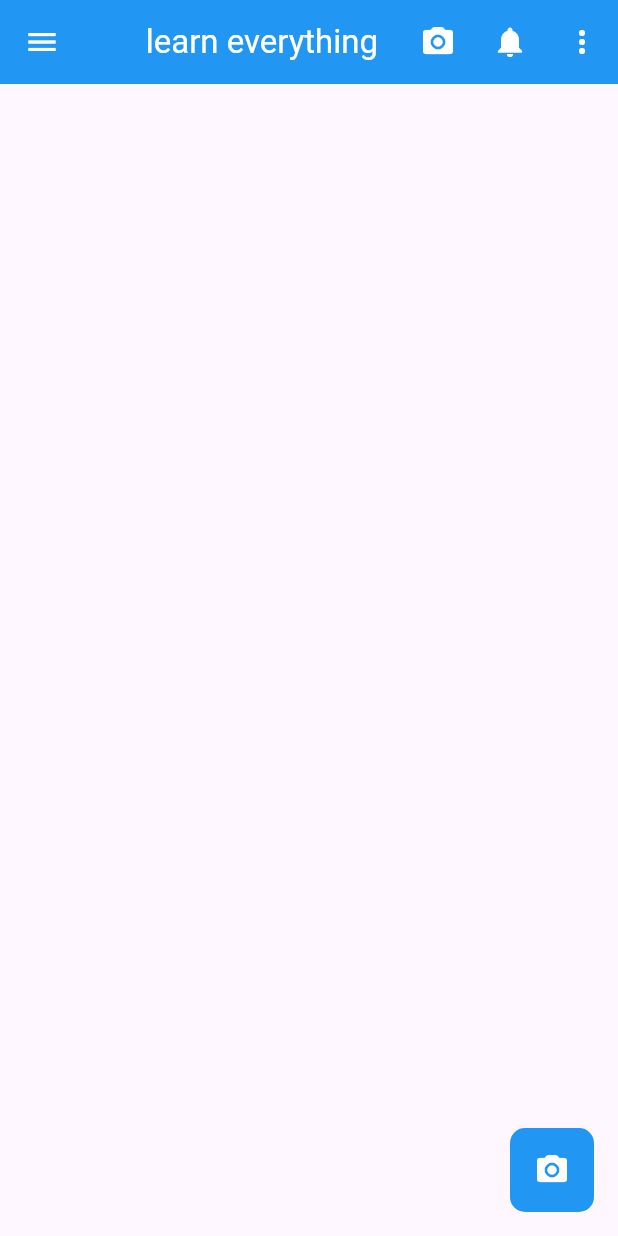
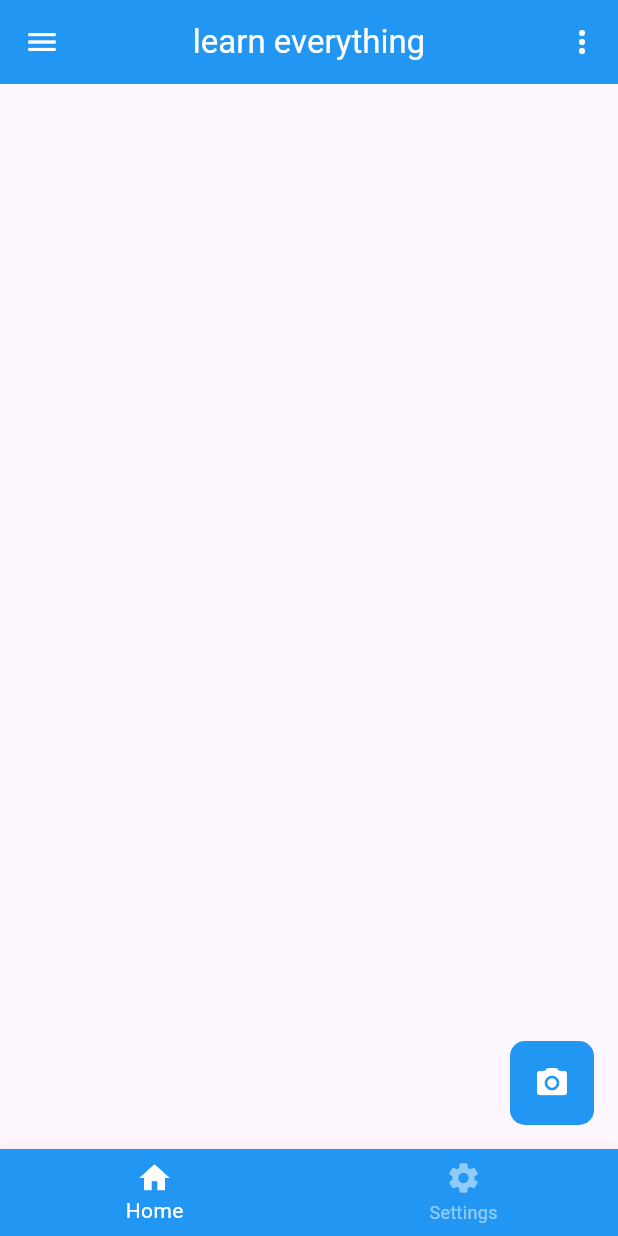
Before and after one commit to rifathosenofficial2023/flutter_explore, a Flutter app: the screen it shows after launch, after a tap on the "camera alt" icon, on a phone screen of 412 x 824 dp. Run offline on Flutter 3.47's test engine with Material 3 defaults, Android fonts, the phone set to English and light mode, and no system bars.

Commit message:
bottomNavigationbar widgets add

```diff
--- a/lib/views/login_screen.dart
+++ b/lib/views/login_screen.dart
@@ -20,8 +20,6 @@ class _LoginScreenState extends State<LoginScreen> {
         title: const Text("learn everything"),
         centerTitle: true,
         actions: [
-          IconButton(onPressed: (){}, icon: Icon(Icons.camera_alt_rounded)),
-          IconButton(onPressed: (){}, icon: Icon(Icons.notifications)),
           IconButton(onPressed: (){}, icon: Icon(Icons.more_vert))
         ],
         elevation: 0,
@@ -40,6 +38,20 @@ class _LoginScreenState extends State<LoginScreen> {
         color: Colors.white,
       ),
       ),
+      floatingActionButtonLocation: FloatingActionButtonLocation.endFloat,
+      bottomNavigationBar: BottomNavigationBar(
+        items: [
+        BottomNavigationBarItem(icon: Icon(Icons.home),label: 'Home'),
+        BottomNavigationBarItem(icon: Icon(Icons.settings),label: 'Settings'),
+      ],
+      backgroundColor: Colors.blue,
+      selectedItemColor: Colors.white,
+      unselectedItemColor: Colors.white.withOpacity(.5),
+      currentIndex: 0,
+      onTap:(index) {
+        print("You have clicked on $index");
+      },
+      ),
     );
   }
 }
```
